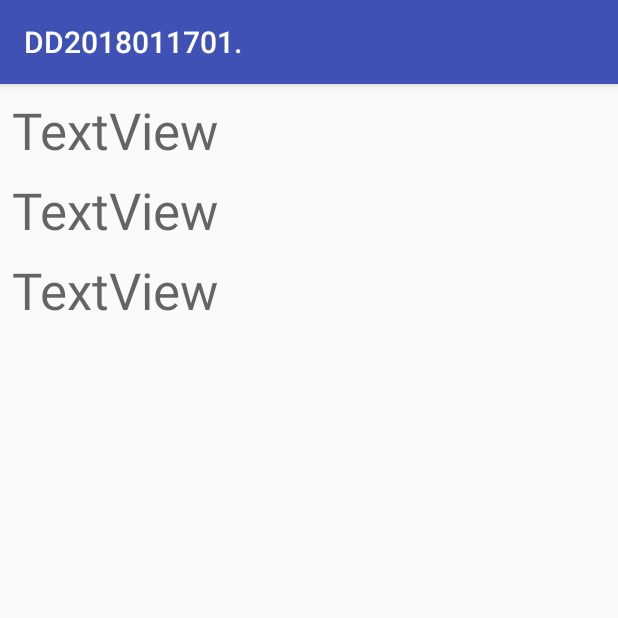
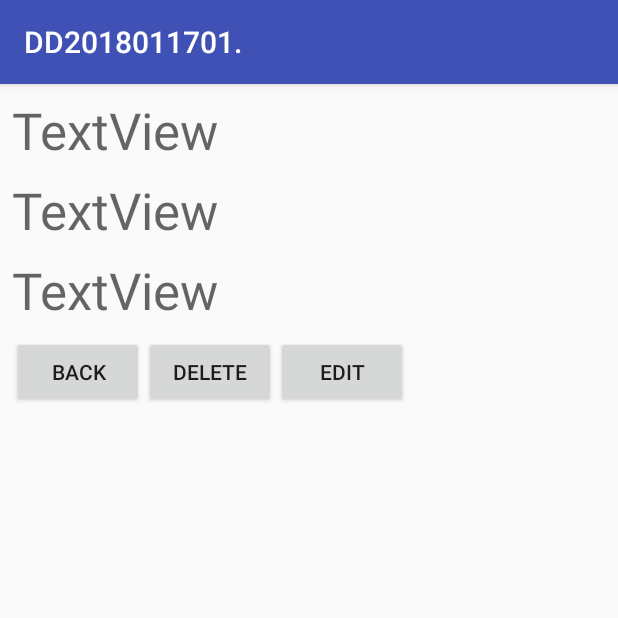
Before and after one commit to Shaojung/DD2018011701, an Android app: the DetailActivity screen opened directly, with no data from a screen before it, on a phone screen of 412 x 824 dp, the top half of it. Run offline under Robolectric (Android 15) with nearby library versions, the phone set to English and light mode, and no system bars; 3 statements that could not run were skipped.

Commit message:
Back and Delete

```diff
--- a/app/src/main/java/tw/com/pcschool/dd2018011701/DetailActivity.java
+++ b/app/src/main/java/tw/com/pcschool/dd2018011701/DetailActivity.java
@@ -1,7 +1,10 @@
 package tw.com.pcschool.dd2018011701;
 
+import android.content.DialogInterface;
+import android.support.v7.app.AlertDialog;
 import android.support.v7.app.AppCompatActivity;
 import android.os.Bundle;
+import android.view.View;
 import android.widget.TextView;
 
 import tw.com.pcschool.dd2018011701.data.Student;
@@ -9,11 +12,12 @@ import tw.com.pcschool.dd2018011701.data.Student;
 public class DetailActivity extends AppCompatActivity {
     Student s;
     TextView tv1, tv2, tv3;
+    int id;
     @Override
     protected void onCreate(Bundle savedInstanceState) {
         super.onCreate(savedInstanceState);
         setContentView(R.layout.activity_detail);
-        int id = getIntent().getIntExtra("id", 0);
+        id = getIntent().getIntExtra("id", 0);
         s = MainActivity.dao.getStudent(id);
         tv1 = (TextView) findViewById(R.id.textView);
         tv2 = (TextView) findViewById(R.id.textView2);
@@ -22,4 +26,30 @@ public class DetailActivity extends AppCompatActivity {
         tv2.setText(s.name);
         tv3.setText(String.valueOf(s.score));
     }
+    public void clickBack(View v)
+    {
+        finish();
+    }
+    public void clickDelete(View v)
+    {
+        AlertDialog.Builder builder = new AlertDialog.Builder(DetailActivity.this);
+        builder.setTitle("刪除確認");
+        builder.setMessage("確認要刪除本筆資料嗎?");
+        builder.setPositiveButton("確認", new DialogInterface.OnClickListener() {
+            @Override
+            public void onClick(DialogInterface dialogInterface, int i) {
+                MainActivity.dao.delete(id);
+                finish();
+            }
+        });
+        builder.setNegativeButton("取消", new DialogInterface.OnClickListener() {
+            @Override
+            public void onClick(DialogInterface dialogInterface, int i) {
+
+            }
+        });
+        builder.show();
+
+
+    }
 }
--- a/app/src/main/res/layout/activity_detail.xml
+++ b/app/src/main/res/layout/activity_detail.xml
@@ -38,4 +38,33 @@
         android:textAppearance="@style/TextAppearance.AppCompat.Display1"
         app:layout_constraintStart_toStartOf="parent"
         app:layout_constraintTop_toBottomOf="@+id/textView2" />
+
+    <Button
+        android:id="@+id/button2"
+        android:layout_width="wrap_content"
+        android:layout_height="wrap_content"
+        android:layout_marginStart="8dp"
+        android:layout_marginTop="8dp"
+        android:onClick="clickBack"
+        android:text="Back"
+        app:layout_constraintStart_toStartOf="parent"
+        app:layout_constraintTop_toBottomOf="@+id/textView3" />
+
+    <Button
+        android:id="@+id/button3"
+        android:layout_width="wrap_content"
+        android:layout_height="wrap_content"
+        android:onClick="clickDelete"
+        android:text="Delete"
+        app:layout_constraintStart_toEndOf="@+id/button2"
+        app:layout_constraintTop_toTopOf="@+id/button2" />
+
+    <Button
+        android:id="@+id/button4"
+        android:layout_width="wrap_content"
+        android:layout_height="wrap_content"
+        android:onClick="clickEdit"
+        android:text="Edit"
+        app:layout_constraintStart_toEndOf="@+id/button3"
+        app:layout_constraintTop_toTopOf="@+id/button3" />
 </android.support.constraint.ConstraintLayout>
```
